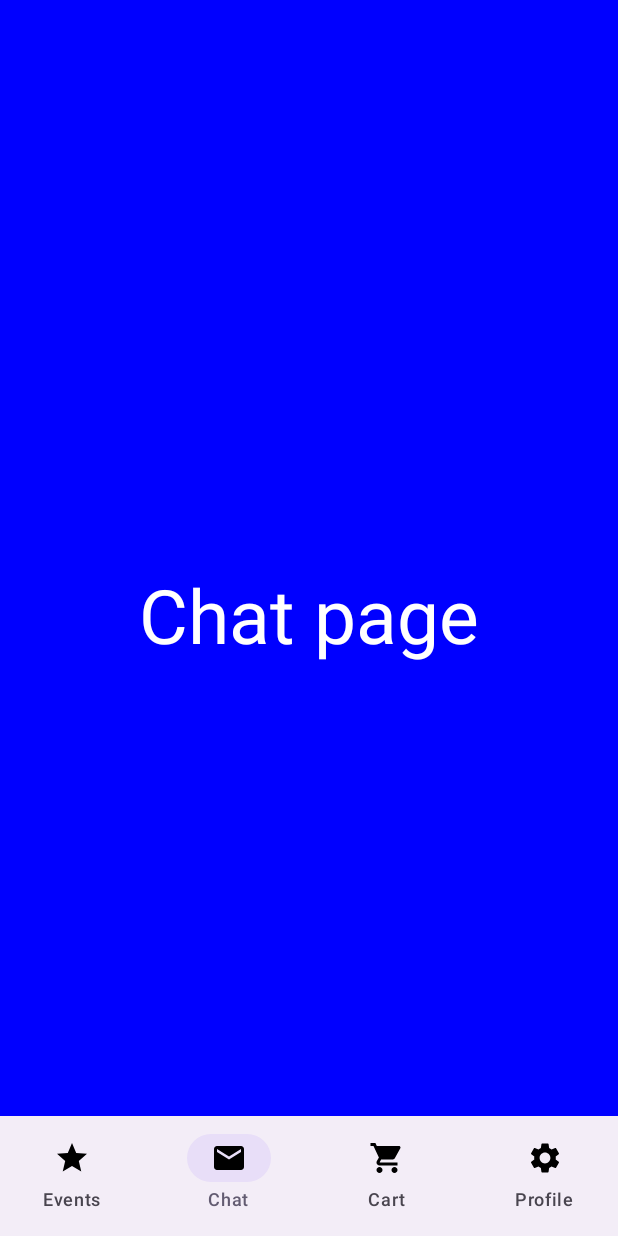
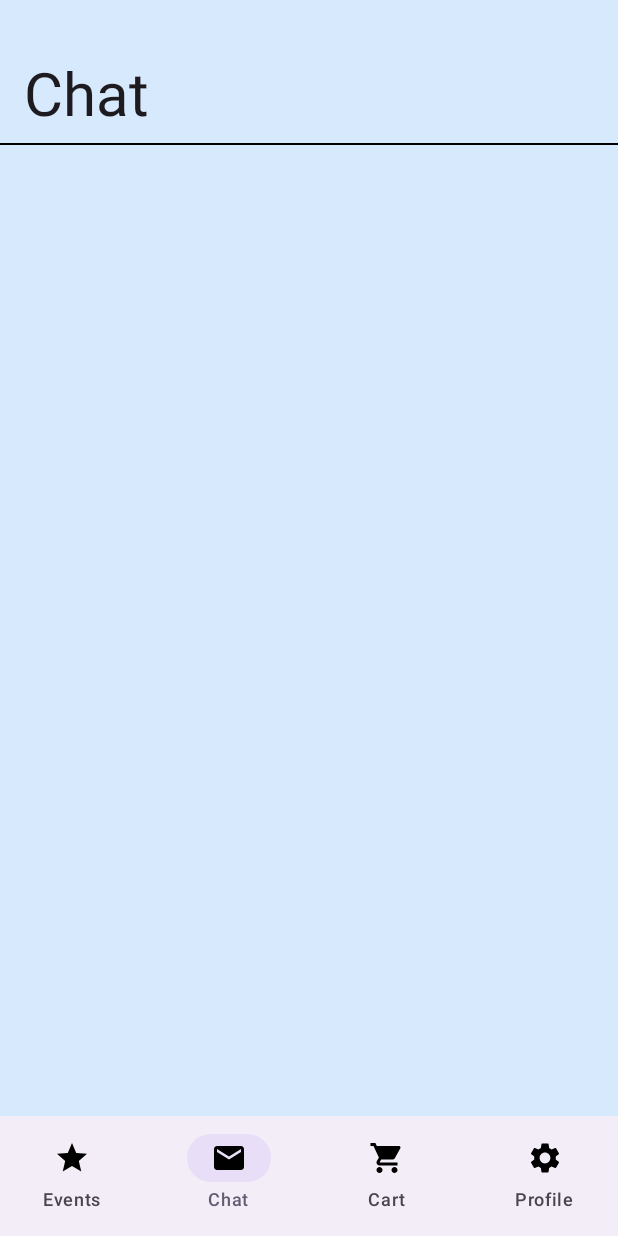
Before and after one commit to MingEvents/MingsEventsApp, an Android app built with Jetpack Compose: the HomeMenuContent screen opened through its navigation route, item 2 of the bottom bar chosen, on a phone screen of 412 x 824 dp. Run offline under Robolectric (Android 15) with nearby library versions, the phone set to English and light mode, and no system bars; pictures from the network do not load.

```diff
--- a/app/src/main/java/com/example/mingseventsapp/layouts/pages/ChatPage.kt
+++ b/app/src/main/java/com/example/mingseventsapp/layouts/pages/ChatPage.kt
@@ -2,12 +2,16 @@ package com.example.mingseventsapp.layouts.pages
 
 import androidx.compose.foundation.background
 import androidx.compose.foundation.layout.Box
+import androidx.compose.foundation.layout.Column
 import androidx.compose.foundation.layout.fillMaxSize
+import androidx.compose.foundation.layout.padding
+import androidx.compose.material3.Divider
 import androidx.compose.material3.Text
 import androidx.compose.runtime.Composable
 import androidx.compose.ui.Alignment
 import androidx.compose.ui.Modifier
 import androidx.compose.ui.graphics.Color
+import androidx.compose.ui.unit.dp
 import androidx.compose.ui.unit.sp
 
 @Composable
@@ -15,14 +19,21 @@ fun ChatPage() {
     Box(
         modifier = Modifier
             .fillMaxSize()
-            .background(Color.Blue),
-        contentAlignment = Alignment.Center,
-
-        ) {
-        Text(
-            text = "Chat page",
-            color = Color.White,
-            fontSize = 50.sp
-        )
+            .background(Color(0xFFd7e9fc)),
+        contentAlignment = Alignment.Center
+       ) {
+        Column(
+            modifier = Modifier
+                .fillMaxSize()
+                .padding(vertical = 40.dp, horizontal = 0.dp),
+            horizontalAlignment = Alignment.Start,
+              ) {
+            Text(
+                text = "Chat",
+                fontSize = 40.sp,
+                modifier = Modifier.padding(start = 16.dp, bottom = 8.dp)
+                )
+            Divider(color = Color.Black, thickness = 1.dp)
+        }
     }
 }
--- a/app/src/main/java/com/example/mingseventsapp/layouts/pages/EventPage.kt
+++ b/app/src/main/java/com/example/mingseventsapp/layouts/pages/EventPage.kt
@@ -43,6 +43,7 @@ import androidx.compose.ui.unit.dp
 import androidx.compose.ui.unit.sp
 import androidx.compose.runtime.setValue
 import androidx.compose.ui.draw.shadow
+import androidx.compose.ui.layout.ContentScale
 import androidx.compose.ui.window.Dialog
 import coil.compose.AsyncImage
 import com.example.mingseventsapp.model.event.Event
@@ -249,6 +250,7 @@ fun EventItem(event: Event) {
                         )
                 }
                 Button(
+
                     onClick = {/* Abrir pagina mas info*/},
                     colors = ButtonDefaults.buttonColors(
                         containerColor = Color(0xFF14296F),
@@ -268,18 +270,17 @@ fun EventItem(event: Event) {
                 modifier = Modifier
                         .padding(top = 15.dp, end = 6.dp)
                         .size(130.dp)
-                    .background(Color.LightGray)
-                    .clip(RoundedCornerShape(40.dp))
-                ) {}
-          /*  AsyncImage(
+                ) {
+                AsyncImage(
                     model = "https://encrypted-tbn0.gstatic.com/images?q=tbn:ANd9GcRnS_M_rDC7mdZq0b-dRC_pWRHkxxGrbv85MA&s",
                     contentDescription = "Imagen del evento",
+                    contentScale = ContentScale.Crop,
                     modifier = Modifier
-                    .height(200.dp)
-                    .width(180.dp)
-                    .padding(end = 15.dp)
-                    .clip(RoundedCornerShape(70.dp))
-                      )*/
+                        .fillMaxSize()
+                        .clip(RoundedCornerShape(10.dp))
+                        .background(Color.LightGray)
+                          )
             }
          }
     }
+}
```
Also changed, not shown: app/src/main/java/com/example/mingseventsapp/layouts/pages/CartPage.kt (+21 -9 lines), app/src/main/java/com/example/mingseventsapp/layouts/pages/ProfilePage.kt (+19 -9 lines), app/src/main/java/com/example/mingseventsapp/model/chat/Chat.kt (added, +8 -0 lines). Lines whose indentation alone changed are shown as unchanged.
